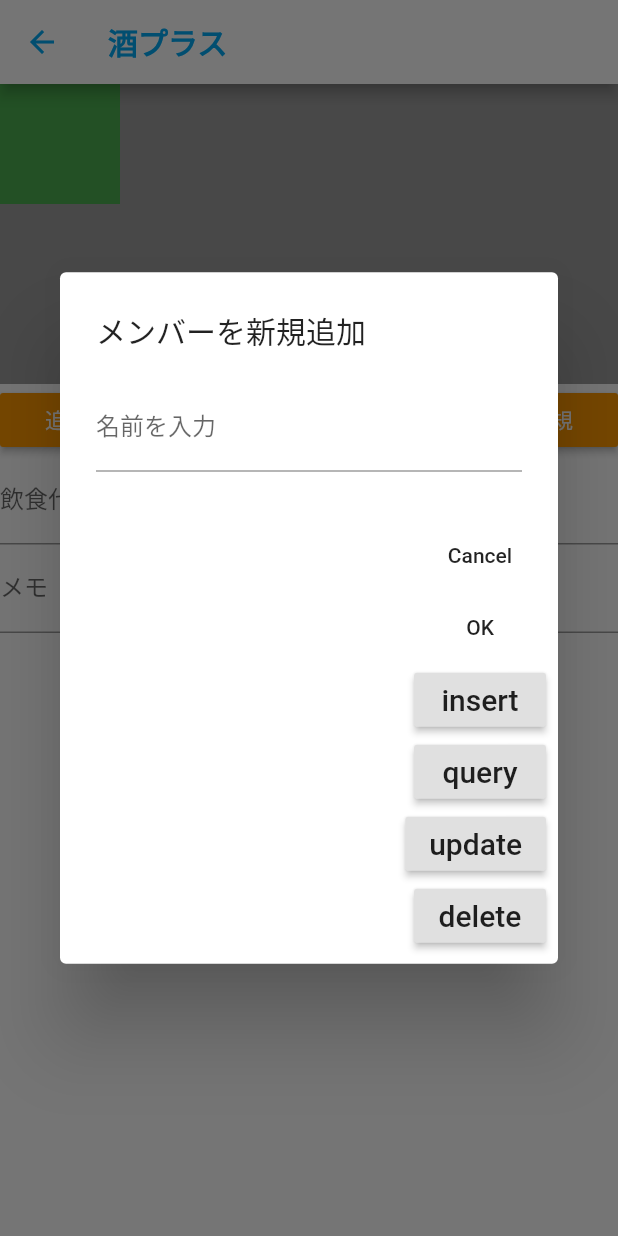
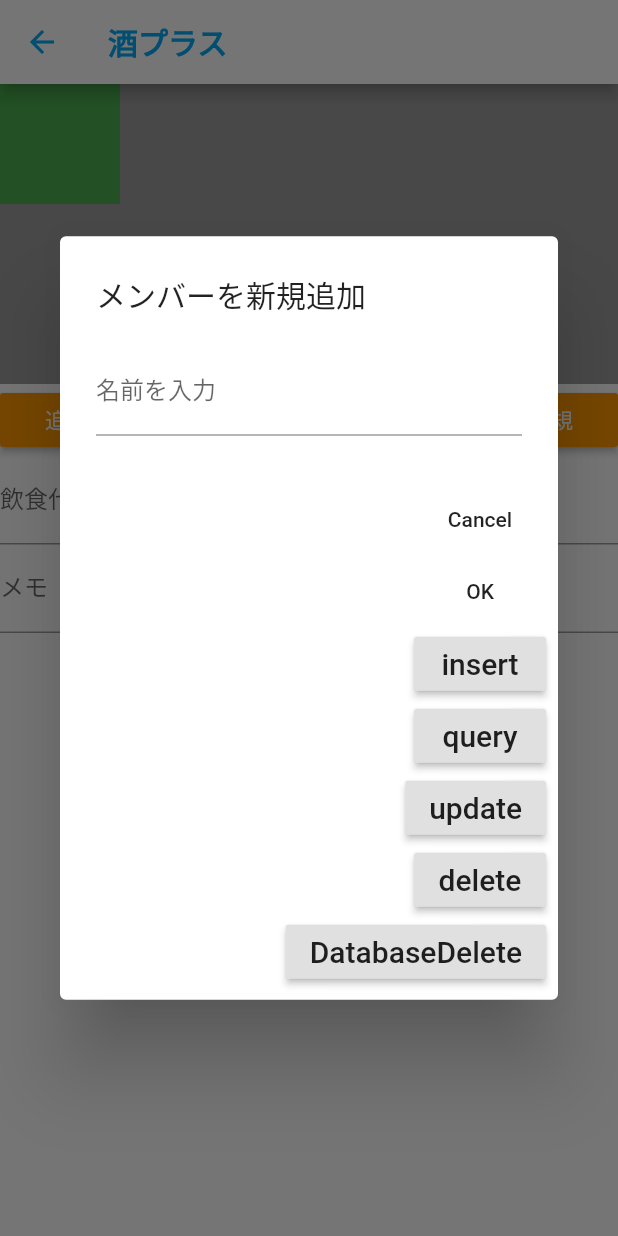
Before and after one commit to koki1126/alcorec, a Flutter app: the Record screen opened directly, after a tap on "新規", on a phone screen of 412 x 824 dp. Run offline on Flutter 3.47's test engine with Material 2 defaults, Android fonts, the phone set to English and light mode, and no system bars; our stand-ins replace flutter_calendar_carousel, fluttertoast, sqflite; accounts and stored records are empty.

Commit message:
db削除ボタンを追加（デバック用）

```diff
--- a/lib/member_dialog/member_dialog.dart
+++ b/lib/member_dialog/member_dialog.dart
@@ -70,6 +70,7 @@ class MemberDialog extends StatelessWidget {
                       onPressed: () {
                         // todo 新規メンバーを登録
                         print(model.newMemberController.text);
+                        model.insert();
                         Navigator.pop(context);
                       },
                     ),
@@ -110,6 +111,15 @@ class MemberDialog extends StatelessWidget {
                         model.delete();
                       },
                     ),
+                    RaisedButton(
+                      child: Text(
+                        'DatabaseDelete',
+                        style: TextStyle(fontSize: 20),
+                      ),
+                      onPressed: () {
+                        model.dbHelper.databaseDelete();
+                      },
+                    ),
                   ],
                 );
         },
```
Also changed, not shown: lib/database_helper.dart (+9 -0 lines).
